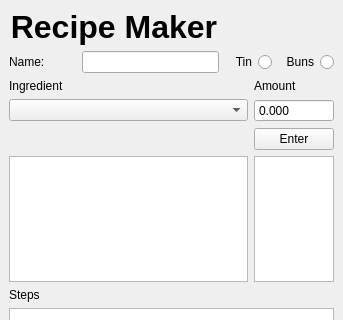
tadhgryan2012/QTRecipeShower, file recipewindow.ui: the form before one commit; both pictures show x 0 to 343 and y 0 to 320 of the 343 by 471 pixel window.
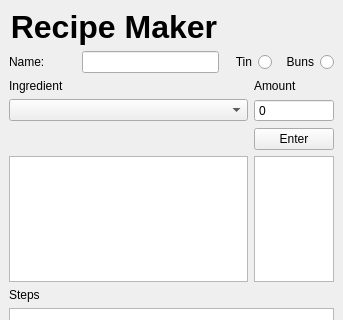
The form after the commit.

The edit to the form file:
```diff
--- a/recipewindow.ui
+++ b/recipewindow.ui
@@ -102,25 +102,6 @@
     <item row="3" column="0" colspan="4">
      <widget class="QComboBox" name="ingredientBox"/>
     </item>
-    <item row="3" column="4" colspan="2">
-     <widget class="QDoubleSpinBox" name="amountSpinBox">
-      <property name="buttonSymbols">
-       <enum>QAbstractSpinBox::NoButtons</enum>
-      </property>
-      <property name="decimals">
-       <number>3</number>
-      </property>
-      <property name="maximum">
-       <double>9999.989999999999782</double>
-      </property>
-      <property name="singleStep">
-       <double>5.000000000000000</double>
-      </property>
-      <property name="stepType">
-       <enum>QAbstractSpinBox::DefaultStepType</enum>
-      </property>
-     </widget>
-    </item>
     <item row="4" column="0" colspan="4">
      <spacer name="horizontalSpacer_2">
       <property name="orientation">
@@ -191,6 +172,19 @@
       </property>
      </widget>
     </item>
+    <item row="3" column="4" colspan="2">
+     <widget class="QSpinBox" name="amountSpinBox">
+      <property name="buttonSymbols">
+       <enum>QAbstractSpinBox::NoButtons</enum>
+      </property>
+      <property name="accelerated">
+       <bool>false</bool>
+      </property>
+      <property name="maximum">
+       <number>10000</number>
+      </property>
+     </widget>
+    </item>
    </layout>
   </widget>
  </widget>
```
